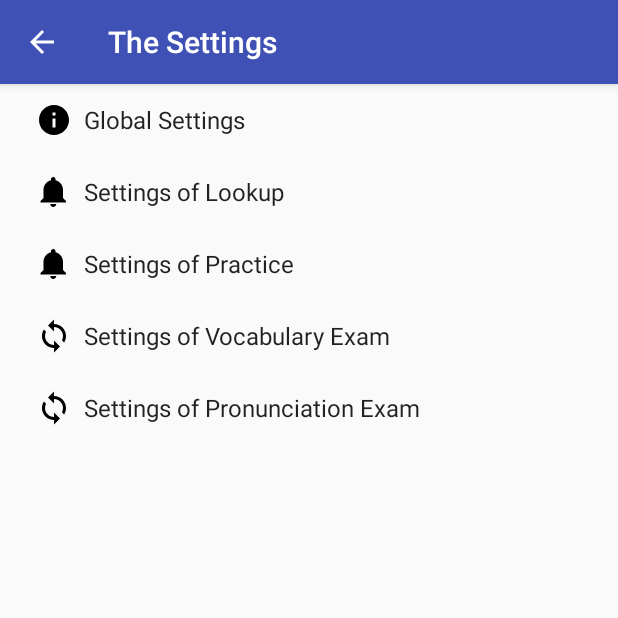
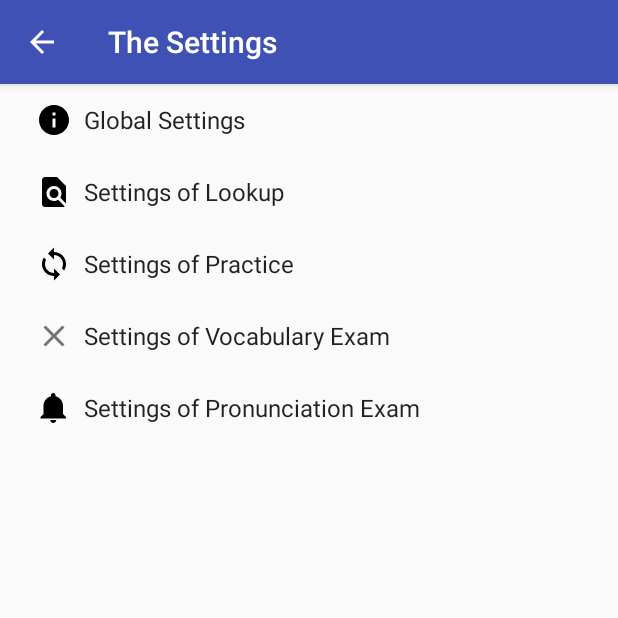
Before and after one commit to QI1002/Application, an Android app: the ConfigurationSettingActivity screen opened directly, with no data from a screen before it, on a phone screen of 412 x 824 dp, the top half of it. Run offline under Robolectric (Android 15) with nearby library versions, the phone set to English and light mode, and no system bars.

Commit message:
update some preference icons

```diff
--- /dev/null
+++ b/app/src/main/res/drawable/ic_cross_black_24dp.xml
@@ -0,0 +1,9 @@
+<vector xmlns:android="http://schemas.android.com/apk/res/android"
+    android:width="24dp"
+    android:height="24dp"
+    android:viewportWidth="24.0"
+    android:viewportHeight="24.0">
+    <path
+        android:pathData="M19,6.41L17.59,5 12,10.59 6.41,5 5,6.41 10.59,12 5,17.59 6.41,19 12,13.41 17.59,19 19,17.59 13.41,12z"
+        android:fillColor="#757575"/>
+</vector>
--- /dev/null
+++ b/app/src/main/res/drawable/ic_search_black_24dp.xml
@@ -0,0 +1,12 @@
+<vector xmlns:android="http://schemas.android.com/apk/res/android"
+    android:width="24.0dp"
+    android:height="24.0dp"
+    android:viewportWidth="24.0"
+    android:viewportHeight="24.0">
+    <path
+        android:fillColor="#FF000000"
+        android:pathData="M20,19.59V8l-6,-6H6c-1.1,0 -1.99,0.9 -1.99,2L4,20c0,1.1 0.89,2
+        1.99,2H18c0.45,0 0.85,-0.15 1.19,-0.4l-4.43,-4.43c-0.8,0.52 -1.74,0.83 -2.76,0.83 -2.76,0
+         -5,-2.24 -5,-5s2.24,-5 5,-5 5,2.24 5,5c0,1.02 -0.31,1.96 -0.83,2.75L20,19.59zM9,13c0,1.66
+          1.34,3 3,3s3,-1.34 3,-3 -1.34,-3 -3,-3 -3,1.34 -3,3z"/>
+</vector>
--- a/app/src/main/res/xml/pref_headers.xml
+++ b/app/src/main/res/xml/pref_headers.xml
@@ -10,21 +10,21 @@
     <header
         android:fragment="io.github.qi1002.ilearn.configuration.ConfigurationSettingActivity$LookupPreferenceFragment"
         android:title="@string/pref_header_lookup"
-        android:icon="@drawable/ic_notifications_black_24dp" />
+        android:icon="@drawable/ic_search_black_24dp" />
 
     <header
         android:fragment="io.github.qi1002.ilearn.configuration.ConfigurationSettingActivity$PracticePreferenceFragment"
         android:title="@string/pref_header_practice"
-        android:icon="@drawable/ic_notifications_black_24dp" />
+        android:icon="@drawable/ic_sync_black_24dp" />
 
     <header
         android:fragment="io.github.qi1002.ilearn.configuration.ConfigurationSettingActivity$VocExamPreferenceFragment"
         android:title="@string/pref_header_vocabulary_exam"
-        android:icon="@drawable/ic_sync_black_24dp" />
+        android:icon="@drawable/ic_cross_black_24dp" />
 
     <header
         android:fragment="io.github.qi1002.ilearn.configuration.ConfigurationSettingActivity$PronunExamPreferenceFragment"
         android:title="@string/pref_header_pronunciation_exam"
-        android:icon="@drawable/ic_sync_black_24dp" />
+        android:icon="@drawable/ic_notifications_black_24dp" />
 
 </preference-headers>
```
